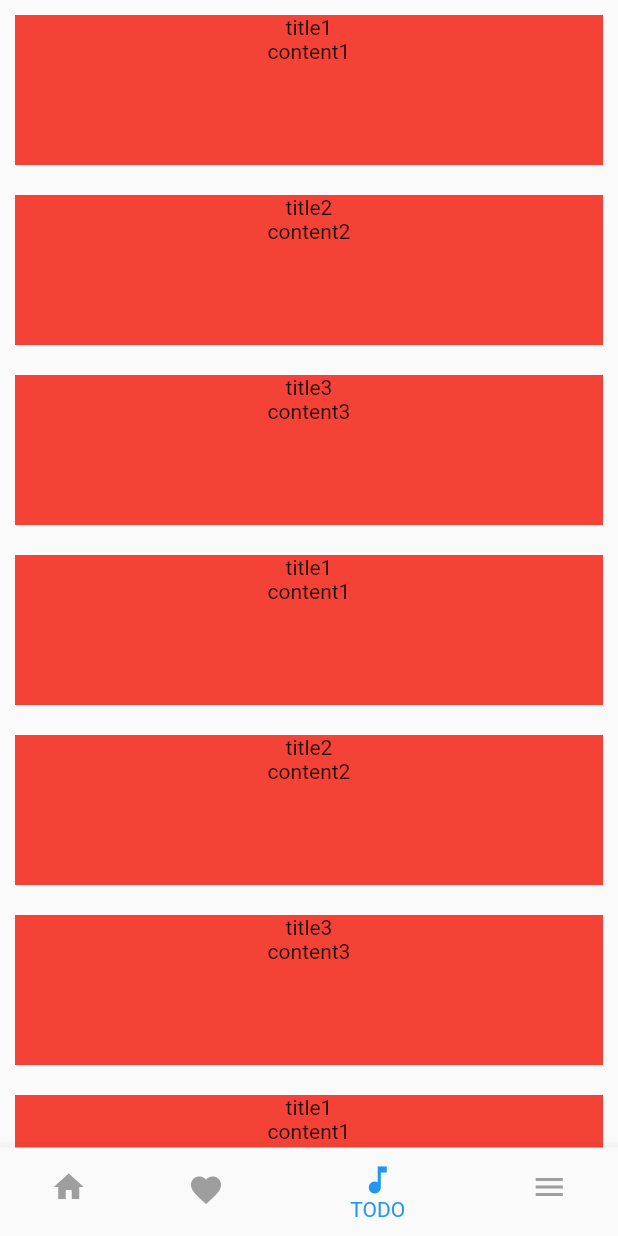
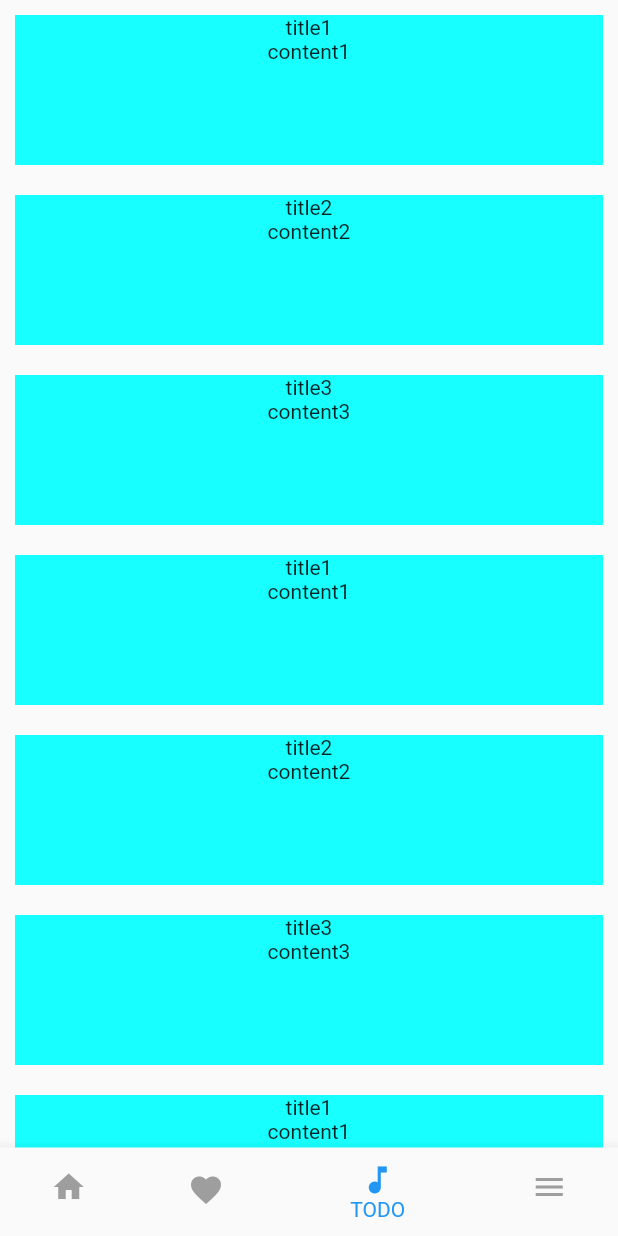
Before and after one commit to melodysdreamj/songdo_flutter_studty_2, a Flutter app: the screen it shows after launch, item 3 of the bottom bar chosen, on a phone screen of 412 x 824 dp. Run offline on Flutter 3.47's test engine with Material 2 defaults, Android fonts, the phone set to English and light mode, and no system bars.

Commit message:
리스트 빌더

```diff
--- a/lib/page/TodoPage.dart
+++ b/lib/page/TodoPage.dart
@@ -35,8 +35,11 @@ class _TodoPageState extends State<TodoPage> {
   @override
   Widget build(BuildContext context) {
     return Scaffold(
-    body: ListView(
-      children: _todoList.map((todo) => listItemWidget(todo),).toList(),
+    body: ListView.builder(
+      itemCount: _todoList.length,
+      itemBuilder: (context, index) {
+        return listItemWidget(_todoList[index]);
+      },
       ),
     );
   }
@@ -45,7 +48,7 @@ class _TodoPageState extends State<TodoPage> {
     return Expanded(
       child: Container(
         margin: const EdgeInsets.all(10),
-        color: Colors.red,
+        color: Colors.cyanAccent,
           height: 100,
           child: Column(
             children: [
```
